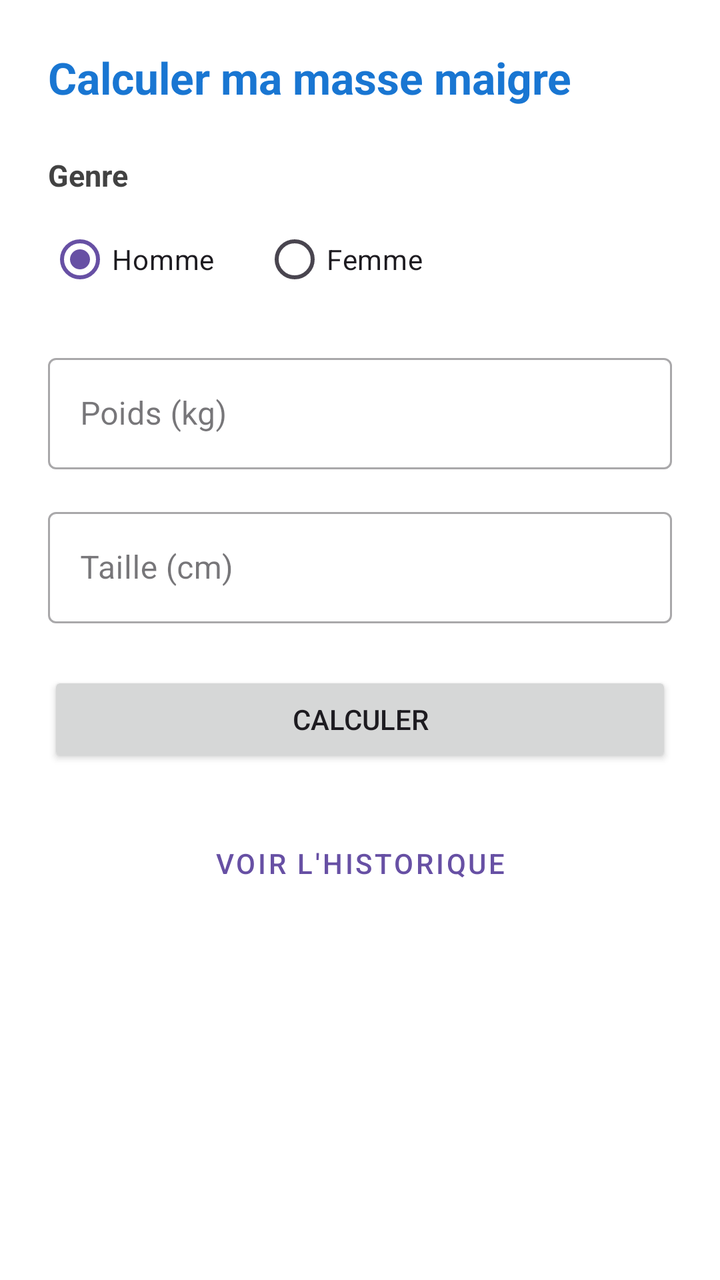
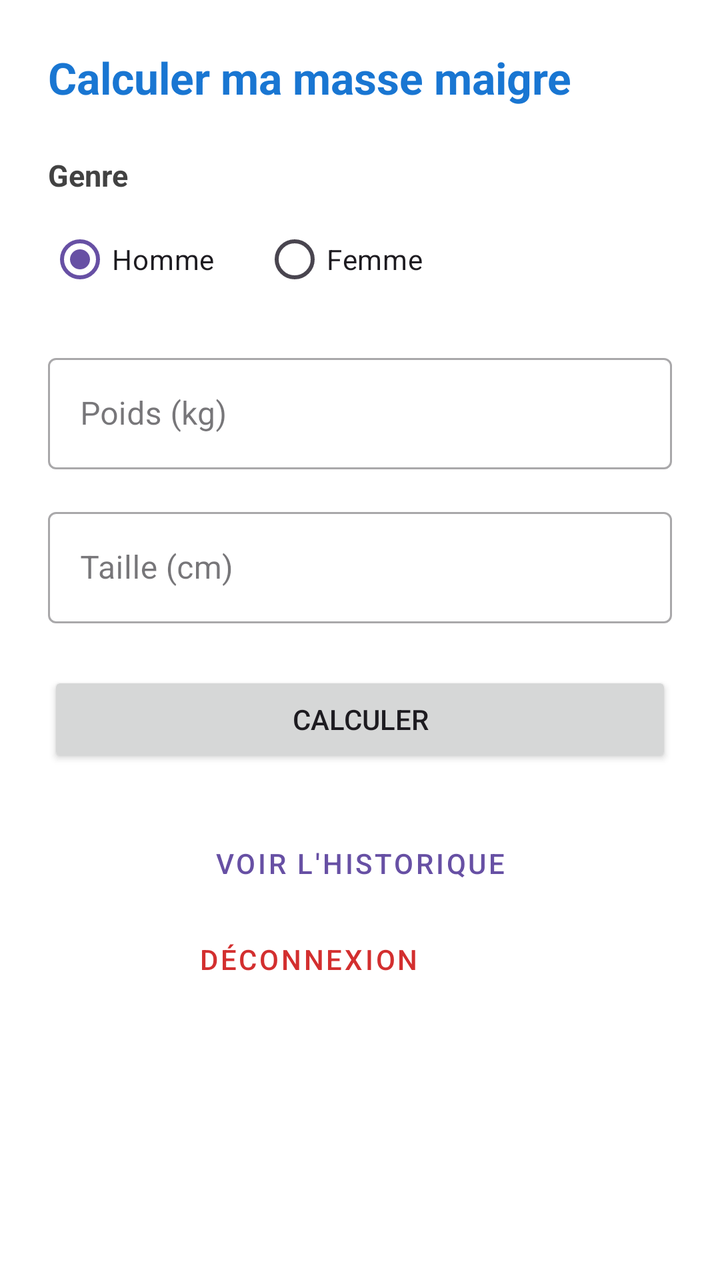

Before-and-after screenshots of an Android layout around one commit, followed by the original layout XML and the change that was made.
<!-- AndroidManifest.xml: application theme Theme.LeanMassCalculator -->
<!-- res/layout/activity_calculator.xml -->
<?xml version="1.0" encoding="utf-8"?>
<ScrollView xmlns:android="http://schemas.android.com/apk/res/android"
    android:layout_width="match_parent"
    android:layout_height="match_parent"
    android:background="@color/white">

    <LinearLayout
        android:layout_width="match_parent"
        android:layout_height="wrap_content"
        android:orientation="vertical"
        android:padding="24dp">

        <TextView
            android:layout_width="wrap_content"
            android:layout_height="wrap_content"
            android:text="Calculer ma masse maigre"
            android:textSize="22sp"
            android:textStyle="bold"
            android:textColor="#1976D2"
            android:layout_marginBottom="24dp"/>

        
        <TextView
            android:layout_width="wrap_content"
            android:layout_height="wrap_content"
            android:text="Genre"
            android:textSize="15sp"
            android:textStyle="bold"
            android:textColor="#424242"
            android:layout_marginBottom="8dp"/>

        <RadioGroup
            android:id="@+id/rgGender"
            android:orientation="horizontal"
            android:layout_width="match_parent"
            android:layout_height="wrap_content"
            android:layout_marginBottom="20dp">

            <RadioButton
                android:id="@+id/rbMale"
                android:text="Homme"
                android:checked="true"
                android:layout_width="wrap_content"
                android:layout_height="wrap_content"
                android:layout_marginEnd="24dp"/>

            <RadioButton
                android:id="@+id/rbFemale"
                android:text="Femme"
                android:layout_width="wrap_content"
                android:layout_height="wrap_content"/>
        </RadioGroup>

        
        <com.google.android.material.textfield.TextInputLayout
            android:layout_width="match_parent"
            android:layout_height="wrap_content"
            android:hint="Poids (kg)"
            style="@style/Widget.MaterialComponents.TextInputLayout.OutlinedBox"
            android:layout_marginBottom="16dp">

            <com.google.android.material.textfield.TextInputEditText
                android:id="@+id/etWeight"
                android:layout_width="match_parent"
                android:layout_height="wrap_content"
                android:inputType="numberDecimal"/>
        </com.google.android.material.textfield.TextInputLayout>

        
        <com.google.android.material.textfield.TextInputLayout
            android:layout_width="match_parent"
            android:layout_height="wrap_content"
            android:hint="Taille (cm)"
            style="@style/Widget.MaterialComponents.TextInputLayout.OutlinedBox"
            android:layout_marginBottom="24dp">

            <com.google.android.material.textfield.TextInputEditText
                android:id="@+id/etHeight"
                android:layout_width="match_parent"
                android:layout_height="wrap_content"
                android:inputType="numberDecimal"/>
        </com.google.android.material.textfield.TextInputLayout>

        <Button
            android:id="@+id/btnCalculate"
            android:layout_width="match_parent"
            android:layout_height="wrap_content"
            android:text="Calculer"
            android:layout_marginBottom="24dp"/>

        
        <androidx.cardview.widget.CardView
            android:id="@+id/cardResult"
            android:layout_width="match_parent"
            android:layout_height="wrap_content"
            android:visibility="gone"
            xmlns:app="http://schemas.android.com/apk/res-auto"
            app:cardCornerRadius="12dp"
            app:cardElevation="4dp"
            android:layout_marginBottom="16dp">

            <LinearLayout
                android:layout_width="match_parent"
                android:layout_height="wrap_content"
                android:orientation="vertical"
                android:gravity="center"
                android:padding="24dp">

                <ImageView
                    android:id="@+id/ivResultIcon"
                    android:layout_width="72dp"
                    android:layout_height="72dp"
                    android:layout_marginBottom="12dp"
                    android:contentDescription="Résultat"/>

                <TextView
                    android:id="@+id/tvLBMValue"
                    android:layout_width="wrap_content"
                    android:layout_height="wrap_content"
                    android:textSize="36sp"
                    android:textStyle="bold"
                    android:textColor="#1976D2"
                    android:layout_marginBottom="6dp"/>

                <TextView
                    android:id="@+id/tvResultLabel"
                    android:layout_width="wrap_content"
                    android:layout_height="wrap_content"
                    android:textSize="16sp"
                    android:layout_marginBottom="16dp"/>

                <Button
                    android:id="@+id/btnSave"
                    android:layout_width="match_parent"
                    android:layout_height="wrap_content"
                    android:text="Sauvegarder"/>

            </LinearLayout>
        </androidx.cardview.widget.CardView>

        
        <Button
            android:id="@+id/btnHistory"
            android:layout_width="match_parent"
            android:layout_height="wrap_content"
            android:text="Voir l'historique"
            style="@style/Widget.MaterialComponents.Button.OutlinedButton"/>

    </LinearLayout>
</ScrollView>
<!-- resources referenced by this layout -->
<resources>
  <color name="white">#FFFFFFFF</color>
  <style name="Theme.LeanMassCalculator" parent="Base.Theme.LeanMassCalculator" />
  <style name="Base.Theme.LeanMassCalculator" parent="Theme.Material3.DayNight.NoActionBar">
          
          
      </style>
</resources>

<!-- the commit's change to res/layout/activity_calculator.xml (unified diff, before → after) -->
@@ -20,6 +20,7 @@
             android:layout_marginBottom="24dp"/>
 
         
+
         <TextView
             android:layout_width="wrap_content"
             android:layout_height="wrap_content"
@@ -146,5 +147,14 @@
             android:text="Voir l'historique"
             style="@style/Widget.MaterialComponents.Button.OutlinedButton"/>
 
+        <Button
+            android:id="@+id/btnLogout"
+            style="@style/Widget.MaterialComponents.Button.TextButton"
+            android:layout_width="363dp"
+            android:layout_height="wrap_content"
+            android:layout_gravity="end"
+            android:text="Déconnexion"
+            android:textColor="#D32F2F" />
+
     </LinearLayout>
 </ScrollView>
